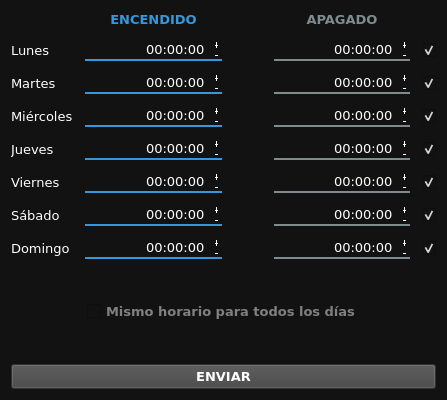
This is dragon/ui/scheduler.ui in RiaJ16/H-Tech_SIG as Qt 5 draws it before an edit. The edited form follows.
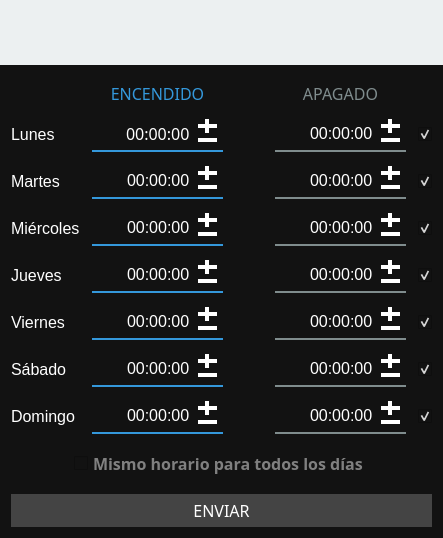
This is the edited form. Icons and pictures are not drawn.

```diff
--- a/dragon/ui/scheduler.ui
+++ b/dragon/ui/scheduler.ui
@@ -6,8 +6,8 @@
    <rect>
     <x>0</x>
     <y>0</y>
-    <width>447</width>
-    <height>400</height>
+    <width>443</width>
+    <height>538</height>
    </rect>
   </property>
   <property name="windowTitle">
@@ -24,26 +24,24 @@
 }
 
 QLabel{
-	font-family: Verdana;
-	font-size: 10pt;
+	font-family: &quot;Tw Cen MT&quot;;
+	font-size: 12pt;
 }
 
 QLabel:disabled{
-	font-family: Verdana;
-	font-size: 10pt;
 	color: #7f8c8d;
 }
 
 QPushButton{
-	font-family: Verdana;
-	font-size: 10pt;
+	font-family: &quot;Tw Cen MT&quot;;
+	font-size: 12pt;
 	background-color: #444444;
 	color: #FFFFFF;
 }
 
 QTimeEdit:enabled{
-	font-family: Verdana;
-	font-size: 10pt;
+	font-family: &quot;Tw Cen MT&quot;;
+	font-size: 12pt;
 	background-color: transparent;
 	border-style: solid;
 	border-bottom: 2px solid #3498db;
@@ -56,9 +54,232 @@
 	color: #7f8c8d;
 	border-style: solid;
 	border-bottom: 2px solid #444444;
+}
+
+QAbstractSpinBox:down-button{
+	image: url(:general/icons/downarrow-a.png);
+	width: 18px;
+	height: 18px;
+	padding-right: 12px;
+}
+
+QAbstractSpinBox:down-button:hover{
+	image: url(:general/icons/downarrow.png);
+	width: 18px;
+	height: 18px;
+}
+
+QAbstractSpinBox:up-button{
+	image: url(:general/icons/uparrow-a.png);
+	width: 18px;
+	height: 18px;
+	padding-right: 12px;
+}
+
+QAbstractSpinBox:up-button:hover{
+	image: url(:general/icons/uparrow.png);
+	width: 18px;
+	height: 18px;
+}
+
+
+
+QAbstractSpinBox:down-arrow:disabled{
+	image: url(:general/icons/downarrow-g.png);
+	width: 18px;
+	height: 18px;
+}
+
+QAbstractSpinBox:up-arrow:disabled{
+	image: url(:general/icons/uparrow-g.png);
+	width: 18px;
+	height: 18px;
+}
+
+QAbstractSpinBox:hover{
+	color: white;
+	background-color: #34495e;
 }</string>
   </property>
   <layout class="QVBoxLayout" name="verticalLayout">
+   <property name="leftMargin">
+    <number>0</number>
+   </property>
+   <property name="topMargin">
+    <number>0</number>
+   </property>
+   <property name="rightMargin">
+    <number>0</number>
+   </property>
+   <property name="bottomMargin">
+    <number>0</number>
+   </property>
+   <item>
+    <widget class="QFrame" name="kraken">
+     <property name="sizePolicy">
+      <sizepolicy hsizetype="Preferred" vsizetype="Fixed">
+       <horstretch>0</horstretch>
+       <verstretch>0</verstretch>
+      </sizepolicy>
+     </property>
+     <property name="minimumSize">
+      <size>
+       <width>0</width>
+       <height>65</height>
+      </size>
+     </property>
+     <property name="styleSheet">
+      <string notr="true">background-color: #ecf0f1;</string>
+     </property>
+     <property name="frameShape">
+      <enum>QFrame::NoFrame</enum>
+     </property>
+     <property name="frameShadow">
+      <enum>QFrame::Raised</enum>
+     </property>
+     <layout class="QHBoxLayout" name="horizontalLayout_2">
+      <property name="spacing">
+       <number>0</number>
+      </property>
+      <property name="leftMargin">
+       <number>0</number>
+      </property>
+      <property name="topMargin">
+       <number>0</number>
+      </property>
+      <property name="rightMargin">
+       <number>0</number>
+      </property>
+      <property name="bottomMargin">
+       <number>0</number>
+      </property>
+      <item>
+       <widget class="QLabel" name="logo">
+        <property name="styleSheet">
+         <string notr="true"/>
+        </property>
+        <property name="text">
+         <string/>
+        </property>
+        <property name="pixmap">
+         <pixmap>:/main/logo.png</pixmap>
+        </property>
+       </widget>
+      </item>
+      <item>
+       <spacer name="horizontalSpacer_10">
+        <property name="orientation">
+         <enum>Qt::Horizontal</enum>
+        </property>
+        <property name="sizeType">
+         <enum>QSizePolicy::MinimumExpanding</enum>
+        </property>
+        <property name="sizeHint" stdset="0">
+         <size>
+          <width>0</width>
+          <height>20</height>
+         </size>
+        </property>
+       </spacer>
+      </item>
+      <item>
+       <layout class="QVBoxLayout" name="verticalLayout_6">
+        <property name="spacing">
+         <number>0</number>
+        </property>
+        <item>
+         <widget class="QPushButton" name="botonCerrar">
+          <property name="sizePolicy">
+           <sizepolicy hsizetype="Fixed" vsizetype="Fixed">
+            <horstretch>0</horstretch>
+            <verstretch>0</verstretch>
+           </sizepolicy>
+          </property>
+          <property name="minimumSize">
+           <size>
+            <width>50</width>
+            <height>50</height>
+           </size>
+          </property>
+          <property name="maximumSize">
+           <size>
+            <width>50</width>
+            <height>50</height>
+           </size>
+          </property>
+          <property name="focusPolicy">
+           <enum>Qt::NoFocus</enum>
+          </property>
+          <property name="styleSheet">
+           <string notr="true">:enabled{
+	color: black;
+	border: none;
+	padding: 5px;
+}
+
+:disabled{
+	color: black;
+}
+
+:pressed{
+	background-color: black;
+}
+
+:hover{
+	background-color: #e74c3c;
+	border: none;
+}</string>
+          </property>
+          <property name="text">
+           <string/>
+          </property>
+          <property name="icon">
+           <iconset>
+            <normaloff>:/general/icons/closeicon-d.png</normaloff>:/general/icons/closeicon-d.png</iconset>
+          </property>
+          <property name="iconSize">
+           <size>
+            <width>24</width>
+            <height>24</height>
+           </size>
+          </property>
+          <property name="flat">
+           <bool>false</bool>
+          </property>
+         </widget>
+        </item>
+        <item>
+         <spacer name="verticalSpacer_6">
+          <property name="orientation">
+           <enum>Qt::Vertical</enum>
+          </property>
+          <property name="sizeHint" stdset="0">
+           <size>
+            <width>20</width>
+            <height>10</height>
+           </size>
+          </property>
+         </spacer>
+        </item>
+       </layout>
+      </item>
+     </layout>
+    </widget>
+   </item>
+   <item>
+    <layout class="QVBoxLayout" name="verticalLayout_2">
+     <property name="leftMargin">
+      <number>11</number>
+     </property>
+     <property name="topMargin">
+      <number>11</number>
+     </property>
+     <property name="rightMargin">
+      <number>11</number>
+     </property>
+     <property name="bottomMargin">
+      <number>11</number>
+     </property>
    <item>
     <layout class="QGridLayout" name="gridLayout">
      <property name="spacing">
@@ -75,7 +296,7 @@
        <property name="minimumSize">
         <size>
          <width>120</width>
-         <height>0</height>
+           <height>35</height>
         </size>
        </property>
        <property name="frame">
@@ -100,7 +321,7 @@
        <property name="minimumSize">
         <size>
          <width>120</width>
-         <height>0</height>
+           <height>35</height>
         </size>
        </property>
        <property name="styleSheet">
@@ -110,6 +331,20 @@
 
 :disabled{
 	border-bottom: 2px solid #444444;
+}
+
+:down-button{
+	image: url(:general/icons/downarrow-a-i.png);
+	width: 18px;
+	height: 18px;
+	padding-right: 12px;
+}
+
+:up-button{
+	image: url(:general/icons/uparrow-a-i.png);
+	width: 18px;
+	height: 18px;
+	padding-right: 12px;
 }</string>
        </property>
        <property name="frame">
@@ -134,7 +369,7 @@
        <property name="minimumSize">
         <size>
          <width>120</width>
-         <height>0</height>
+           <height>35</height>
         </size>
        </property>
        <property name="frame">
@@ -173,7 +408,7 @@
        <property name="minimumSize">
         <size>
          <width>120</width>
-         <height>0</height>
+           <height>35</height>
         </size>
        </property>
        <property name="frame">
@@ -198,7 +433,7 @@
        <property name="minimumSize">
         <size>
          <width>120</width>
-         <height>0</height>
+           <height>35</height>
         </size>
        </property>
        <property name="styleSheet">
@@ -208,6 +443,20 @@
 
 :disabled{
 	border-bottom: 2px solid #444444;
+}
+
+:down-button{
+	image: url(:general/icons/downarrow-a-i.png);
+	width: 18px;
+	height: 18px;
+	padding-right: 12px;
+}
+
+:up-button{
+	image: url(:general/icons/uparrow-a-i.png);
+	width: 18px;
+	height: 18px;
+	padding-right: 12px;
 }</string>
        </property>
        <property name="frame">
@@ -232,7 +481,7 @@
        <property name="minimumSize">
         <size>
          <width>120</width>
-         <height>0</height>
+           <height>35</height>
         </size>
        </property>
        <property name="frame">
@@ -257,7 +506,7 @@
        <property name="minimumSize">
         <size>
          <width>120</width>
-         <height>0</height>
+           <height>35</height>
         </size>
        </property>
        <property name="styleSheet">
@@ -267,6 +516,20 @@
 
 :disabled{
 	border-bottom: 2px solid #444444;
+}
+
+:down-button{
+	image: url(:general/icons/downarrow-a-i.png);
+	width: 18px;
+	height: 18px;
+	padding-right: 12px;
+}
+
+:up-button{
+	image: url(:general/icons/uparrow-a-i.png);
+	width: 18px;
+	height: 18px;
+	padding-right: 12px;
 }</string>
        </property>
        <property name="frame">
@@ -291,9 +554,15 @@
        <property name="minimumSize">
         <size>
          <width>120</width>
-         <height>0</height>
-        </size>
-       </property>
+           <height>35</height>
+          </size>
+         </property>
+         <property name="font">
+          <font>
+           <family>Tw Cen MT</family>
+           <pointsize>12</pointsize>
+          </font>
+         </property>
        <property name="frame">
         <bool>false</bool>
        </property>
@@ -376,7 +645,7 @@
        <property name="minimumSize">
         <size>
          <width>120</width>
-         <height>0</height>
+           <height>35</height>
         </size>
        </property>
        <property name="styleSheet">
@@ -386,6 +655,20 @@
 
 :disabled{
 	border-bottom: 2px solid #444444;
+}
+
+:down-button{
+	image: url(:general/icons/downarrow-a-i.png);
+	width: 18px;
+	height: 18px;
+	padding-right: 12px;
+}
+
+:up-button{
+	image: url(:general/icons/uparrow-a-i.png);
+	width: 18px;
+	height: 18px;
+	padding-right: 12px;
 }</string>
        </property>
        <property name="frame">
@@ -410,7 +693,7 @@
        <property name="minimumSize">
         <size>
          <width>120</width>
-         <height>0</height>
+           <height>35</height>
         </size>
        </property>
        <property name="frame">
@@ -435,7 +718,7 @@
        <property name="minimumSize">
         <size>
          <width>120</width>
-         <height>0</height>
+           <height>35</height>
         </size>
        </property>
        <property name="styleSheet">
@@ -445,6 +728,20 @@
 
 :disabled{
 	border-bottom: 2px solid #444444;
+}
+
+:down-button{
+	image: url(:general/icons/downarrow-a-i.png);
+	width: 18px;
+	height: 18px;
+	padding-right: 12px;
+}
+
+:up-button{
+	image: url(:general/icons/uparrow-a-i.png);
+	width: 18px;
+	height: 18px;
+	padding-right: 12px;
 }</string>
        </property>
        <property name="frame">
@@ -496,7 +793,7 @@
        <property name="minimumSize">
         <size>
          <width>120</width>
-         <height>0</height>
+           <height>35</height>
         </size>
        </property>
        <property name="styleSheet">
@@ -506,6 +803,20 @@
 
 :disabled{
 	border-bottom: 2px solid #444444;
+}
+
+:down-button{
+	image: url(:general/icons/downarrow-a-i.png);
+	width: 18px;
+	height: 18px;
+	padding-right: 12px;
+}
+
+:up-button{
+	image: url(:general/icons/uparrow-a-i.png);
+	width: 18px;
+	height: 18px;
+	padding-right: 12px;
 }</string>
        </property>
        <property name="frame">
@@ -546,7 +857,7 @@
        <property name="minimumSize">
         <size>
          <width>120</width>
-         <height>0</height>
+           <height>35</height>
         </size>
        </property>
        <property name="frame">
@@ -609,10 +920,8 @@
        </property>
        <property name="font">
         <font>
-         <family>Verdana</family>
-         <pointsize>10</pointsize>
-         <weight>75</weight>
-         <bold>true</bold>
+           <family>Tw Cen MT</family>
+           <pointsize>12</pointsize>
         </font>
        </property>
        <property name="styleSheet">
@@ -668,10 +977,8 @@
        </property>
        <property name="font">
         <font>
-         <family>Verdana</family>
-         <pointsize>10</pointsize>
-         <weight>75</weight>
-         <bold>true</bold>
+           <family>Tw Cen MT</family>
+           <pointsize>12</pointsize>
         </font>
        </property>
        <property name="styleSheet">
@@ -712,7 +1019,7 @@
        <property name="minimumSize">
         <size>
          <width>120</width>
-         <height>0</height>
+           <height>35</height>
         </size>
        </property>
        <property name="styleSheet">
@@ -722,6 +1029,20 @@
 
 :disabled{
 	border-bottom: 2px solid #444444;
+}
+
+:down-button{
+	image: url(:general/icons/downarrow-a-i.png);
+	width: 18px;
+	height: 18px;
+	padding-right: 12px;
+}
+
+:up-button{
+	image: url(:general/icons/uparrow-a-i.png);
+	width: 18px;
+	height: 18px;
+	padding-right: 12px;
 }</string>
        </property>
        <property name="frame">
@@ -796,8 +1117,8 @@
       <widget class="QCheckBox" name="checkGlobal">
        <property name="font">
         <font>
-         <family>Verdana</family>
-         <pointsize>10</pointsize>
+           <family>Tw Cen MT</family>
+           <pointsize>12</pointsize>
          <weight>75</weight>
          <bold>true</bold>
         </font>
@@ -854,18 +1175,35 @@
     <widget class="QPushButton" name="botonEnviar">
      <property name="font">
       <font>
-       <family>Verdana</family>
-       <pointsize>10</pointsize>
-       <weight>75</weight>
-       <bold>true</bold>
-      </font>
-     </property>
+         <family>Tw Cen MT</family>
+         <pointsize>12</pointsize>
+        </font>
+       </property>
+       <property name="styleSheet">
+        <string notr="true">:enabled{
+	padding: 5px;
+	border: none;
+}
+
+:disabled{
+	padding: 5px;
+	border: none;
+}
+
+:hover{
+	padding: 5px;
+	background-color: white;
+	color: #000000;
+}</string>
+       </property>
      <property name="text">
       <string>ENVIAR</string>
      </property>
     </widget>
    </item>
   </layout>
+   </item>
+  </layout>
  </widget>
  <tabstops>
   <tabstop>encendidoLunes</tabstop>
```
Left out of the diff: 151 changed lines with no effect on the pictures. Lines whose indentation alone changed are shown as unchanged.
